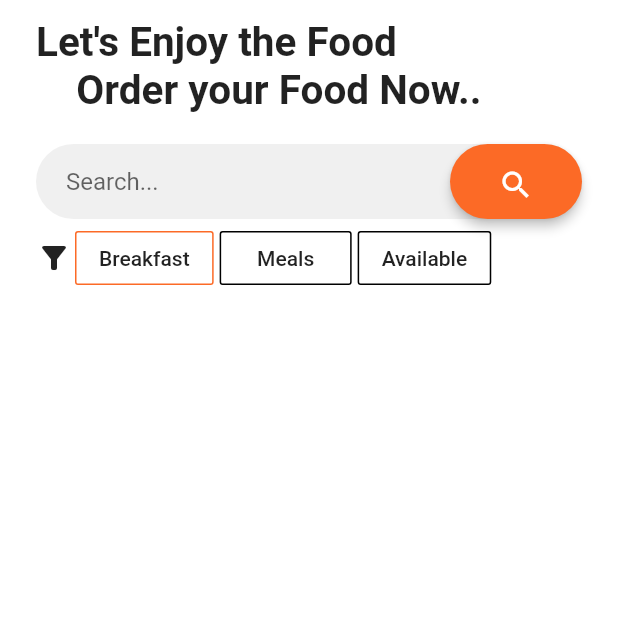
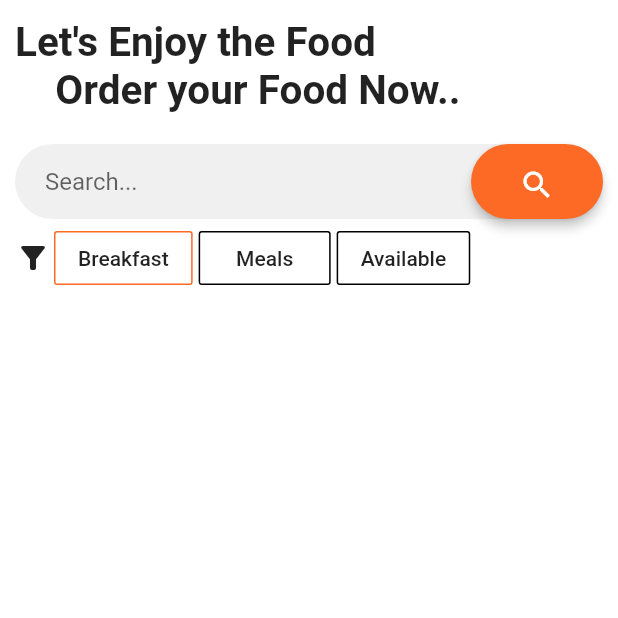
Before and after one commit to ssumanthh/Sahyadri_FoodCourt, a Flutter app: the Home_page screen opened directly with empty values, after a tap on "Breakfast", on a phone screen of 412 x 824 dp, the top half of it. Run offline on Flutter 3.47's test engine with Material 2 defaults, Android fonts, the phone set to English and light mode, and no system bars; our stand-ins replace cloud_firestore, firebase_auth, firebase_core, font_awesome_flutter, lottie, rflutter_alert; accounts and stored records are empty; network calls fail.

Commit message:
changed display format

```diff
--- a/lib/widgets/home_page.dart
+++ b/lib/widgets/home_page.dart
@@ -1,11 +1,10 @@
+import 'package:auto_size_text/auto_size_text.dart';
 import 'package:cloud_firestore/cloud_firestore.dart';
-import 'package:firebase_auth/firebase_auth.dart';
 import 'package:flutter/material.dart';
 import 'package:sahyadri_food_court/authentication/auth.dart';
-import 'package:sahyadri_food_court/widgets/favourite.dart';
-import 'package:sahyadri_food_court/widgets/loader.dart';
 import 'foodcard.dart';
 import 'package:sahyadri_food_court/widgets/loding.dart';
+
 
 class Home_page extends StatefulWidget {
   Home_page({required this.auth});
@@ -50,17 +49,19 @@ class _Home_pageState extends State<Home_page> {
 
   @override
   Widget build(BuildContext context) {
-    return Scaffold(
+    return SafeArea(
+      child: Scaffold(
           backgroundColor: Colors.white,
           body: Padding(
-          padding: EdgeInsets.symmetric(horizontal: 24.0, vertical: 12.0),
+            padding: EdgeInsets.symmetric(horizontal: 10.0, vertical: 12.0),
             child: Column(
               mainAxisAlignment: MainAxisAlignment.start,
               crossAxisAlignment: CrossAxisAlignment.start,
               children: [
                 //Let's create the welcoming Text
-              Text(
+                AutoSizeText(
                   "Let's Enjoy the Food \n    Order your Food Now..",
+                  maxLines: 2,
                   style: TextStyle(
                     fontSize: 27.0,
                     fontWeight: FontWeight.w700,
@@ -125,7 +126,11 @@ class _Home_pageState extends State<Home_page> {
                     ],
                   ),
                 ),
-              Row(
+                Container(
+                  width: MediaQuery.of(context).size.width*0.9,
+                  child: SingleChildScrollView(
+                    scrollDirection: Axis.horizontal,
+                    child: Row(
                       children: [
                         Icon(Icons.filter_list_alt),
 
@@ -144,6 +149,7 @@ class _Home_pageState extends State<Home_page> {
                                   filter = false;
                                   mpress = false;
                                   apress = false;
+                                  afilter = false;
                                 });
                                 if (bpress) {
                                   setState(() {
@@ -166,6 +172,7 @@ class _Home_pageState extends State<Home_page> {
                                   bpress = false;
                                   apress = false;
                                   filter = false;
+                                  afilter = false;
                                 });
                                 if (mpress) {
                                   setState(() {
@@ -188,6 +195,7 @@ class _Home_pageState extends State<Home_page> {
                                   filter = false;
                                   mpress = false;
                                   bpress = false;
+                                   afilter = false;
                                 });
                                 if (apress) {
                                   setState(() {
@@ -200,6 +208,8 @@ class _Home_pageState extends State<Home_page> {
                         // OutlineButton(child:Text('Veg'),onPressed: (){}),
                       ],
                     ),
+                  ),
+                ),
 
                 //build the food menu
                 //I'm going to create a custom widget
@@ -210,9 +220,9 @@ class _Home_pageState extends State<Home_page> {
                             .collection("food")
                             .where(
                               'name',
-                            isGreaterThanOrEqualTo: searchControler.text,
+                              isGreaterThanOrEqualTo: searchControler.text.toLowerCase(),
                             )
-                          .where('name', isLessThan: searchControler.text + 'z')
+                            .where('name', isLessThan: searchControler.text.toLowerCase() + 'z')
                             .snapshots(),
                         builder: (context, snapshot) {
                           print(snapshot.data);
@@ -275,7 +285,8 @@ class _Home_pageState extends State<Home_page> {
                               )
               ],
             ),
-        ));
+          )),
+    );
   }
 
   Widget Button(String filtersType) {
--- a/lib/widgets/order_done_anim.dart
+++ b/lib/widgets/order_done_anim.dart
@@ -11,7 +11,8 @@ class _OrderDoneAnimPageState extends State<OrderDoneAnimPage> {
 
   @override
   Widget build(BuildContext context) {
-    return Scaffold(
+    return SafeArea(
+      child: Scaffold(
         body: Center(
           child: Lottie.asset(
             'assets/animation/order_done.json',
@@ -20,6 +21,7 @@ class _OrderDoneAnimPageState extends State<OrderDoneAnimPage> {
             animate: true,
           ),
         ),
+      ),
     );
   }
 }
```
Also changed, not shown: lib/FoodApp.dart (+31 -22 lines), lib/main.dart (+7 -4 lines), lib/widgets/favourite.dart (+4 -4 lines), lib/widgets/food_details.dart (+107 -61 lines), lib/widgets/loader.dart (+37 -16 lines). Lines whose indentation alone changed are shown as unchanged.
